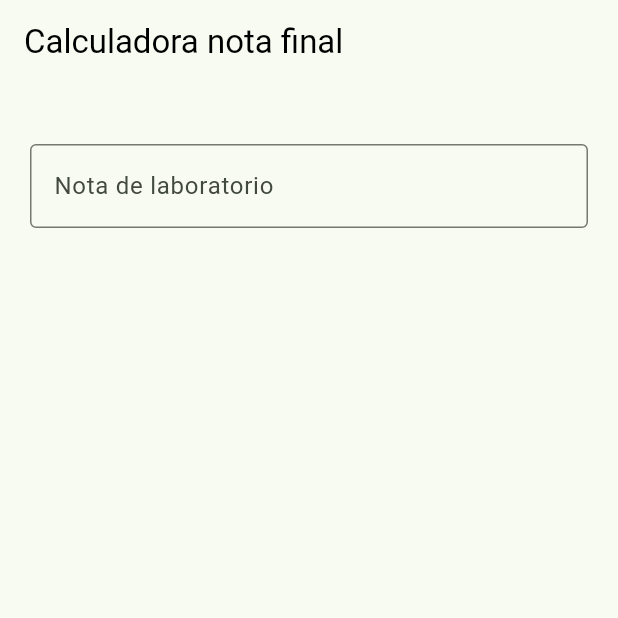
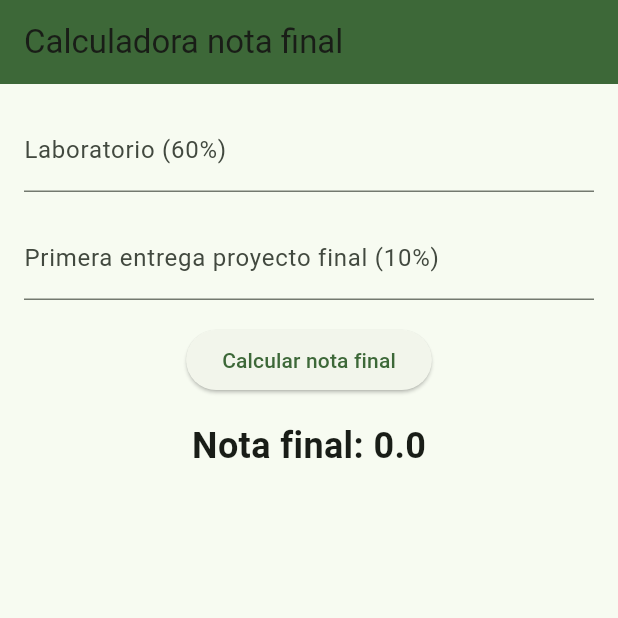
Before and after one commit to juan154850/practica1_android, a Flutter app: the screen it shows after launch, on a phone screen of 412 x 824 dp, the top half of it. Run offline on Flutter 3.47's test engine with Material 3 defaults, Android fonts, the phone set to English and light mode, and no system bars.

Commit message:
crear las primeras funcionalidades para app de la nostas

```diff
--- a/note_calculator/lib/main.dart
+++ b/note_calculator/lib/main.dart
@@ -18,7 +18,7 @@ class MyApp extends StatelessWidget {
         primarySwatch: Colors.teal,
         useMaterial3: true,
       ),
-      home: const NoteCalculatorPage(),
+      home: const MyWidgetPage(),
     );
   }
 }
--- a/note_calculator/lib/pages/note_calculator_page.dart
+++ b/note_calculator/lib/pages/note_calculator_page.dart
@@ -1,65 +1,92 @@
 import 'package:flutter/material.dart';
 
-class NoteCalculatorPage extends StatefulWidget {
-  const NoteCalculatorPage({super.key});
+class MyWidgetPage extends StatefulWidget {
+  const MyWidgetPage({super.key});
 
   @override
-  State<NoteCalculatorPage> createState() => _NoteCalculatorPageState();
+  State<MyWidgetPage> createState() => _MyWidgetPageState();
 }
 
-class _NoteCalculatorPageState extends State<NoteCalculatorPage> {
-  bool isCalculating = false;
-  double laboratory = 0.0;
-  double firstProject = 0.0;
-  double secondProject = 0.0;
-  double finalProject = 0.0;
+class _MyWidgetPageState extends State<MyWidgetPage> {
+  final _laboratory = TextEditingController();
+  final _firstNote = TextEditingController();
+  double _finalNote = 0;
 
-  double calculateFinalNote(double laboratory, double firstProject,
-      double secondProject, double finalProject) {
+  void _calculateFinalNote() {
+    if (_laboratory.text.isEmpty ||
+        double.parse(_laboratory.text) < 0 ||
+        double.parse(_laboratory.text) > 5) {
+      _finalNote = 0;
+      return;
+    }
+    final laboratory = double.parse(_laboratory.text);
+    final firstNote = double.parse(_firstNote.text);
+    final finalNote = ((laboratory * 0.6)+(firstNote * 0.1));
+    //dejar con 2 decimales
     setState(() {
-      isCalculating = true;
+      _finalNote = (double.parse(finalNote.toStringAsFixed(2)));
     });
-
-    double result;
-    if ((laboratory != 0) &&
-        (firstProject != 0) &&
-        (secondProject != 0) &&
-        (finalProject != 0)) {
-      result = (laboratory * 0.6) +
-          (firstProject * 0.1) +
-          (secondProject * 0.08) +
-          (finalProject * 0.25);
-    } else {
-      result = 0.0;
-    }
-
-    setState(() {
-      isCalculating = false;
-    });
-
-    return result;
   }
 
   @override
   Widget build(BuildContext context) {
     return Scaffold(
       appBar: AppBar(
-        title: const Text('Calculadora nota final',
-            style: TextStyle(color: Colors.black)),
+        title: const Text('Calculadora nota final'),
+        backgroundColor: Theme.of(context).colorScheme.primary,
       ),
-      body: const Padding(
-        padding: EdgeInsets.all(20.0),
+      body: Padding(
+        padding: const EdgeInsets.all(16.0),
         child: Center(
           child: Column(
             children: [
-              SizedBox(height: 20.0),
-              //input de la primera nota
-              TextField(
-                decoration: InputDecoration(
-                  labelText: 'Nota de laboratorio',
-                  border: OutlineInputBorder(),
+              TextFormField(
+                decoration: const InputDecoration(
+                  labelText: 'Laboratorio (60%)',
                 ),
-                keyboardType: TextInputType.numberWithOptions(decimal: true),
+                keyboardType: TextInputType.number,
+                controller: _laboratory,
+                //minimo 0 maximo 5
+                validator: (value) {
+                  if (value == null || value.isEmpty) {
+                    return 'Por favor ingrese un valor';
+                  }
+                  if (double.parse(value) < 0 || double.parse(value) > 5) {
+                    return 'La nota debe ser un valor entre 0 y 5';
+                  }
+                  return null;
+                },
+              ),
+              const SizedBox(height: 16),
+              TextFormField(
+                decoration: const InputDecoration(
+                  labelText: 'Primera entrega proyecto final (10%)',
+                ),
+                keyboardType: TextInputType.number,
+                controller: _firstNote,
+                //minimo 0 maximo 5
+                validator: (value) {
+                  if (value == null || value.isEmpty) {
+                    return 'Por favor ingrese un valor';
+                  }
+                  if (double.parse(value) < 0 || double.parse(value) > 5) {
+                    return 'La nota debe ser un valor entre 0 y 5';
+                  }
+                  return null;
+                },
+              ),
+              const SizedBox(height: 16),
+              ElevatedButton(
+                onPressed: _calculateFinalNote,
+                child: const Text('Calcular nota final'),
+              ),
+              const SizedBox(height: 16),
+              Text(
+                'Nota final: $_finalNote',
+                style: const TextStyle(
+                  fontSize: 24,
+                  fontWeight: FontWeight.bold,
+                ),
               ),
             ],
           ),
```
